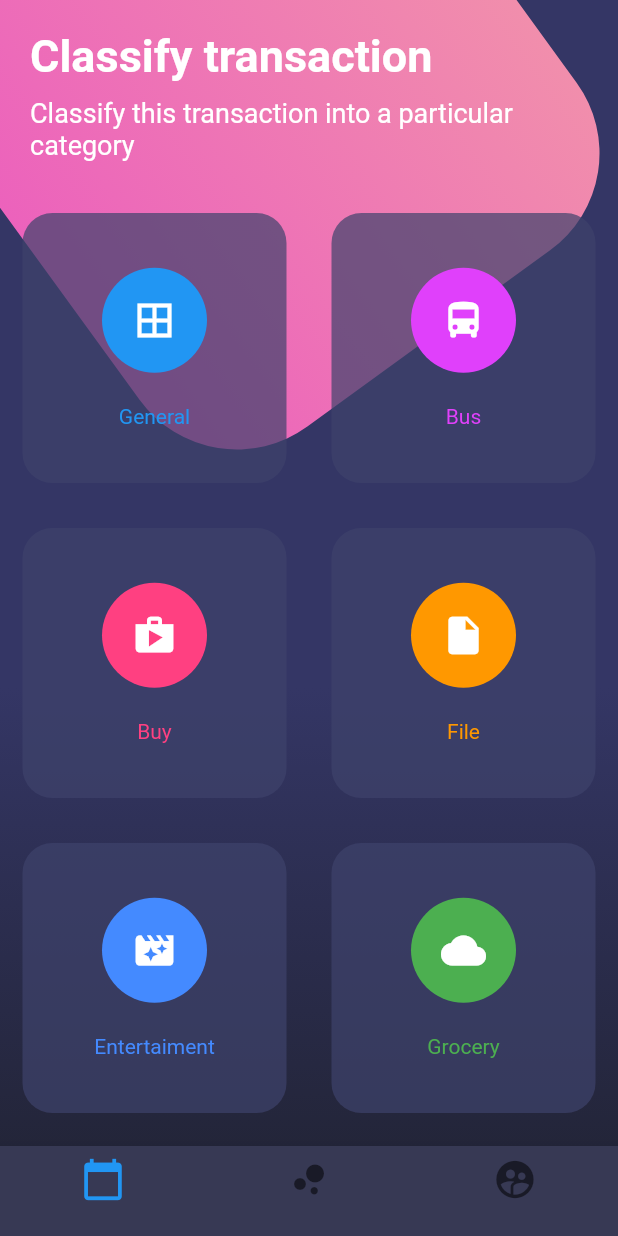
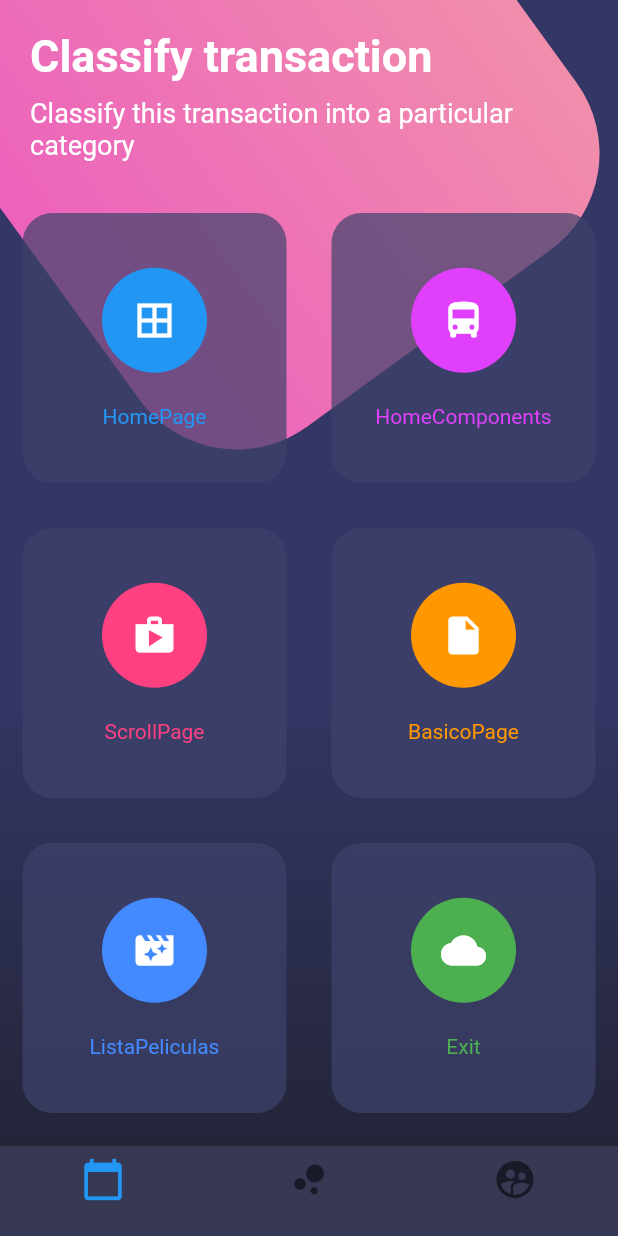
Before and after one commit to bortan01/appAgeencia, a Flutter app: the screen it shows after launch, on a phone screen of 412 x 824 dp. Run offline on Flutter 3.47's test engine with Material 2 defaults, Android fonts, the phone set to English and light mode, and no system bars; our stand-ins replace flutter_swiper.

Commit message:
detallers pero ya casi

```diff
--- a/lib/src/common/HttpHandler.dart
+++ b/lib/src/common/HttpHandler.dart
@@ -52,8 +52,8 @@ Future<List<Null>> fetchNotes() async {
   var response2 = await http.get(ur2);
 
 
-var responseJson = json.decode(response2.body);
-  print(responseJson);
-print('estoy impirmiiendo');
+//var responseJson = json.decode(response2.body);
+//  print(responseJson);
+//  print('estoy impirmiiendo');
 
 }
--- a/lib/src/page/bienvenidos_page.dart
+++ b/lib/src/page/bienvenidos_page.dart
@@ -131,41 +131,36 @@ class bienvenidosPage extends StatelessWidget {
       children: [
         TableRow(
             children: [
-              _crearBotonRedondeado( Colors.blue, Icons.border_all, 'General',context ),
-              _crearBotonRedondeado( Colors.purpleAccent, Icons.directions_bus, 'Bus',context ),
+              _crearBotonRedondeado( Colors.blue, Icons.border_all, 'HomePage',context, "home" ),
+              _crearBotonRedondeado( Colors.purpleAccent, Icons.directions_bus, 'HomeComponents',context,"homeComponentes" ),
             ]
         ),
         TableRow(
             children: [
-              _crearBotonRedondeado( Colors.pinkAccent, Icons.shop, 'Buy',context ),
-              _crearBotonRedondeado( Colors.orange, Icons.insert_drive_file, 'File',context ),
+              _crearBotonRedondeado( Colors.pinkAccent, Icons.shop, 'ScrollPage',context, "scrollPage" ),
+              _crearBotonRedondeado( Colors.orange, Icons.insert_drive_file, 'BasicoPage',context,"basico" ),
             ]
         ),
         TableRow(
             children: [
-              _crearBotonRedondeado( Colors.blueAccent, Icons.movie_filter, 'Entertaiment' ,context),
-              _crearBotonRedondeado( Colors.green, Icons.cloud, 'Grocery' ,context),
+              _crearBotonRedondeado( Colors.blueAccent, Icons.movie_filter, 'ListaPeliculas' ,context, "listaPeliculas"),
+              _crearBotonRedondeado( Colors.green, Icons.cloud, 'Exit' ,context , "/"),
             ]
         ),
-        TableRow(
-            children: [
-              _crearBotonRedondeado( Colors.red, Icons.collections, 'Photos' ,context),
-              _crearBotonRedondeado( Colors.teal, Icons.help_outline, 'General' ,context),
-            ]
-        )
+
       ],
     );
 
   }
 
-  Widget _crearBotonRedondeado( Color color, IconData icono, String texto ,BuildContext context) {
+  Widget _crearBotonRedondeado( Color color, IconData icono, String texto ,BuildContext context, String ruta) {
 
 
     return ClipRect(
 
 
         child: GestureDetector(
-          onTap: (){Navigator.of(context).pushNamed("listaPeliculas");},
+          onTap: (){Navigator.of(context).pushNamed(ruta);},
           child: Container(
             height: 180.0,
             margin: EdgeInsets.all(15.0),
--- a/lib/src/page/media__list_item.dart
+++ b/lib/src/page/media__list_item.dart
@@ -15,7 +15,7 @@ class MediaListItem extends StatelessWidget {
             child: Stack(
               children: <Widget>[
                 new FadeInImage.assetNetwork(
-                  placeholder: "assets/placeholder.jpg",
+                  placeholder: "assets/gif/loading.gif",
                   image: media.getBackDropUrl(),
                   fit: BoxFit.cover,
                   width: double.infinity,
```
